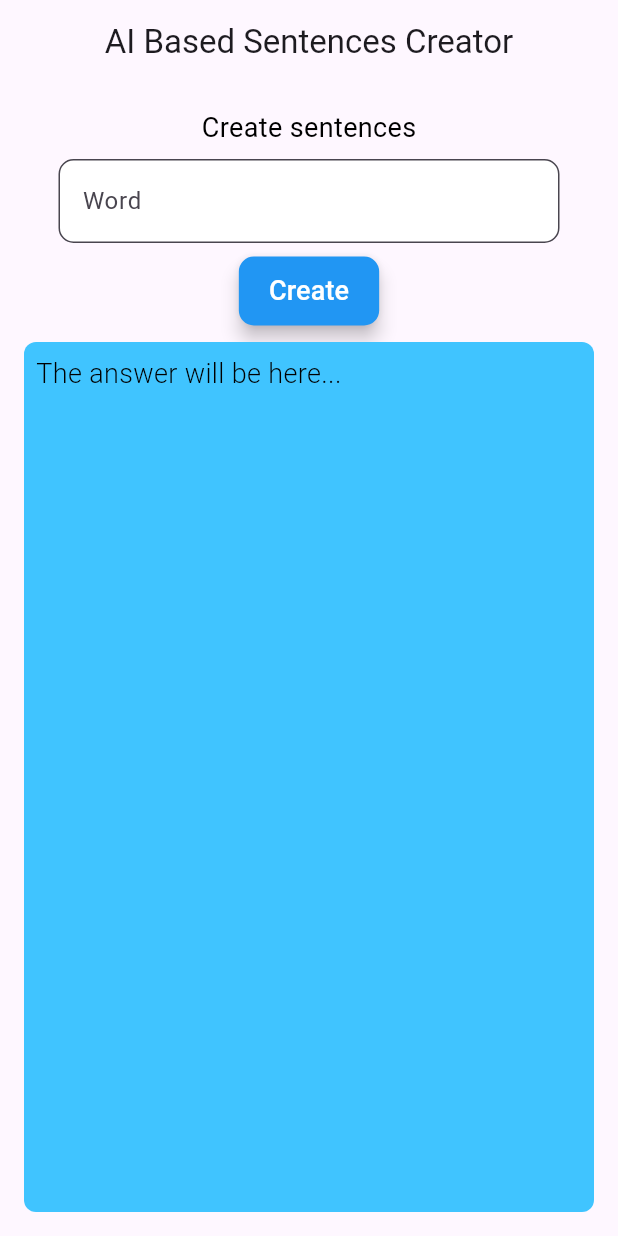
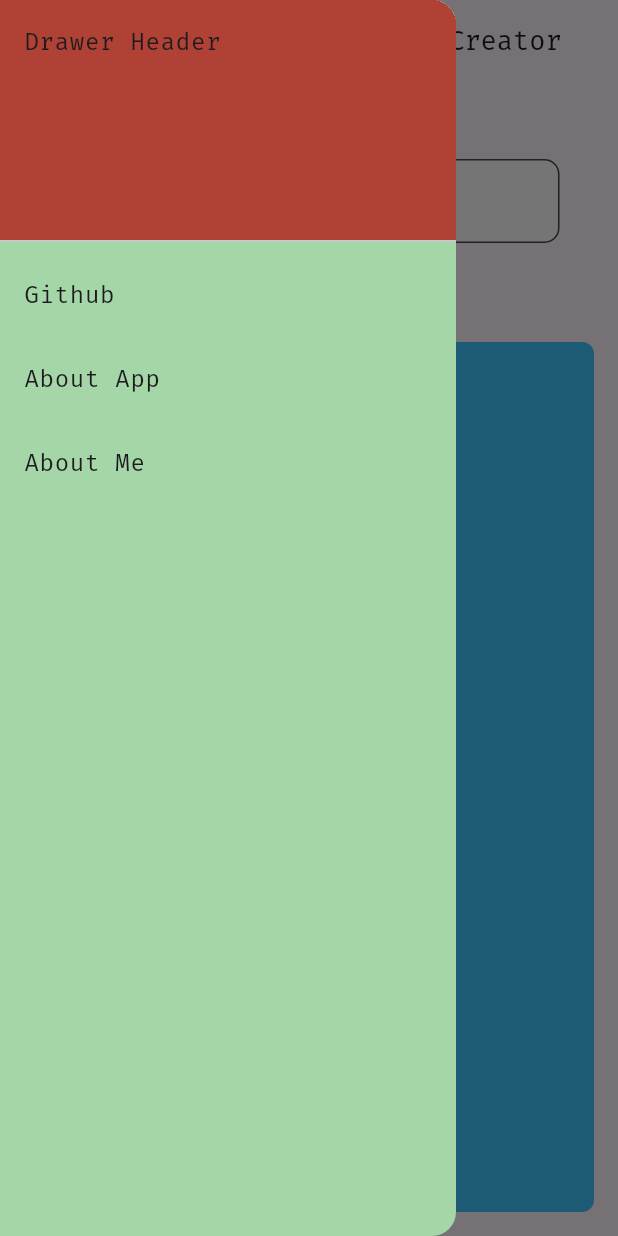
Before and after one commit to SelcukOzdemir23/AI-Based-Sentences-Generator-App, a Flutter app: the screen it shows after launch, with the side drawer open (before the commit the screen has no drawer), on a phone screen of 412 x 824 dp. Run offline on Flutter 3.47's test engine with Material 3 defaults, Android fonts, the phone set to English and light mode, and no system bars.

Commit message:
hatayönetimi

```diff
--- a/lib/app.dart
+++ b/lib/app.dart
@@ -22,11 +22,27 @@ class SentencePageState extends State<SentencePage> {
   String subTitle = 'Create sentences';
 
   Future getSentences(String productName) async {
-    var sentencesData = await sentencesController.getPoem(productName);
-    setState(() {
-      sentences = sentencesData;
-    });
+
+    try {
+      var sentencesData = await sentencesController.getPoem(productName);
+      setState(() {
+        sentences = sentencesData;
+      });
+    } catch (error) {
+      // Hata durumunda snackbar göster
+      const snackBar = SnackBar(
+        content: Text('Hata: Lütfen tekrar deneyin'),
+        duration: Duration(seconds: 3),
+      );
+      ScaffoldMessenger.of(context).showSnackBar(snackBar);
+
+      // sentences değişkenini temizle
+      setState(() {
+        sentences = 'Çok üzgünüm! Lütfen sadece İngilizce bir kelime girin ve butona basın' ;
+      });
+    }
   }
+
 
   @override
   void initState() {
@@ -36,8 +52,16 @@ class SentencePageState extends State<SentencePage> {
   @override
   Widget build(BuildContext context) {
     return Scaffold(
+      drawer: const DrawerBar(),
       appBar: AppBar(
-        title: Center(child: Text(title)),
+        title: Center(
+          child: Text(
+            title,
+            style: const TextStyle(
+              fontSize: 18,
+            ),
+          ),
+        ),
       ),
       body: Center(
         child: Padding(
@@ -92,7 +116,7 @@ class SentencePageState extends State<SentencePage> {
               borderRadius: BorderRadius.circular(10.0),
             ),
             elevation: 5,
-            padding: EdgeInsets.symmetric(horizontal: 20, vertical: 10),
+            padding: const EdgeInsets.symmetric(horizontal: 20, vertical: 10),
           ),
           child: const Text(
             'Create',
@@ -132,9 +156,45 @@ class SentencePageState extends State<SentencePage> {
                 ),
               ),
             )
-          : Center(child: LoadingPage()),
+          : const Center(child: LoadingPage()),
 
       //Animation(),
+    );
+  }
+}
+
+class DrawerBar extends StatelessWidget {
+  const DrawerBar({
+    super.key,
+  });
+
+  @override
+  Widget build(BuildContext context) {
+    return Drawer(
+      backgroundColor: Colors.green.shade200,
+      child: ListView(
+        padding: EdgeInsets.zero,
+        children: [
+          const DrawerHeader(
+            decoration: BoxDecoration(
+              color: Color.fromARGB(255, 175, 66, 53),
+            ),
+            child: Text('Drawer Header'),
+          ),
+          ListTile(
+            title: const Text('Github'),
+            onTap: () {},
+          ),
+          ListTile(
+            title: const Text('About App'),
+            onTap: () {},
+          ),
+          ListTile(
+            title: const Text('About Me'),
+            onTap: () {},
+          ),
+        ],
+      ),
     );
   }
 }
@@ -176,7 +236,7 @@ class _LoadingPageState extends State<LoadingPage> {
   void initState() {
     super.initState();
     // Timer'ı başlat
-    _timer = Timer.periodic(Duration(milliseconds: 500), (Timer timer) {
+    _timer = Timer.periodic(const Duration(milliseconds: 500), (Timer timer) {
       setState(() {
         _dotCount = (_dotCount + 1) % 4;
       });
@@ -198,17 +258,17 @@ class _LoadingPageState extends State<LoadingPage> {
         child: Column(
           mainAxisAlignment: MainAxisAlignment.center,
           children: [
-            Text(
+            const Text(
               'Creating',
               style: TextStyle(fontSize: 18),
             ),
-            SizedBox(height: 20),
+            const SizedBox(height: 20),
             Row(
               mainAxisAlignment: MainAxisAlignment.center,
               children: [
                 for (int i = 0; i < _dotCount; i++)
-                  Padding(
-                    padding: const EdgeInsets.all(4.0),
+                  const Padding(
+                    padding: EdgeInsets.all(4.0),
                     child: Text('.', style: TextStyle(fontSize: 24)),
                   ),
               ],
--- a/lib/main.dart
+++ b/lib/main.dart
@@ -12,9 +12,11 @@ class MyApp extends StatelessWidget {
   @override
   Widget build(BuildContext context) {
     return MaterialApp(
+      debugShowCheckedModeBanner: false,
       title: 'Sentences Creator',
       theme: ThemeData(
         useMaterial3: true,
+        fontFamily: "FiraCode"
       ),
       home: const SentencePage(title: 'Sentence Creator For Words'),
     );
```
Also changed, not shown: lib/main_page_app.dart (added, +10 -0 lines), pubspec.yaml (+10 -7 lines), assets/fonts/FiraCode-Bold.ttf (added), assets/fonts/FiraCode-Light.ttf (added), assets/fonts/FiraCode-Medium.ttf (added), assets/fonts/FiraCode-Regular.ttf (added), assets/fonts/FiraCode-SemiBold.ttf (added).
